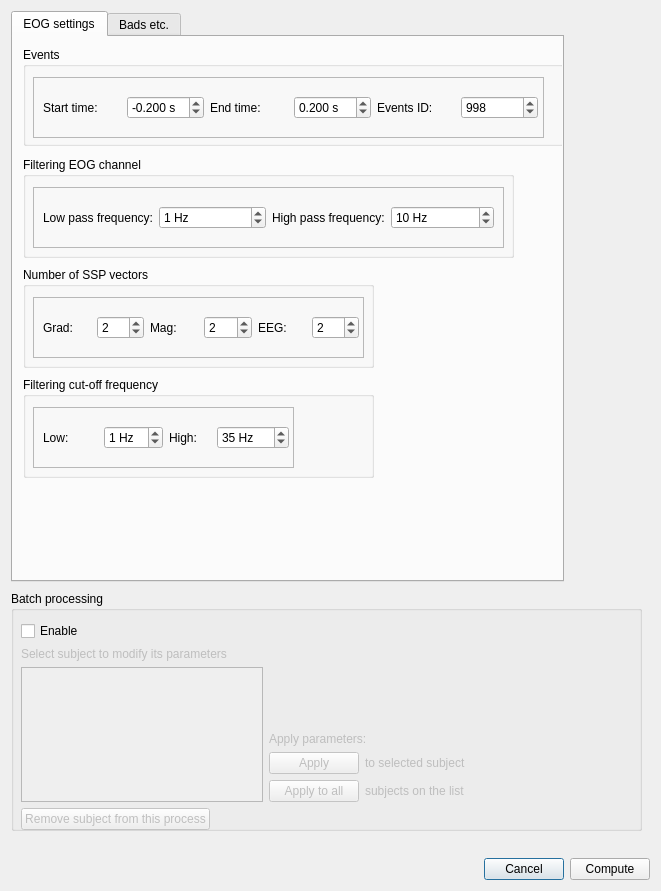
Qt form qt4Designer_ui_files/eogParametersDialogBatch.ui (cibr-jyu/meggie) before a commit.
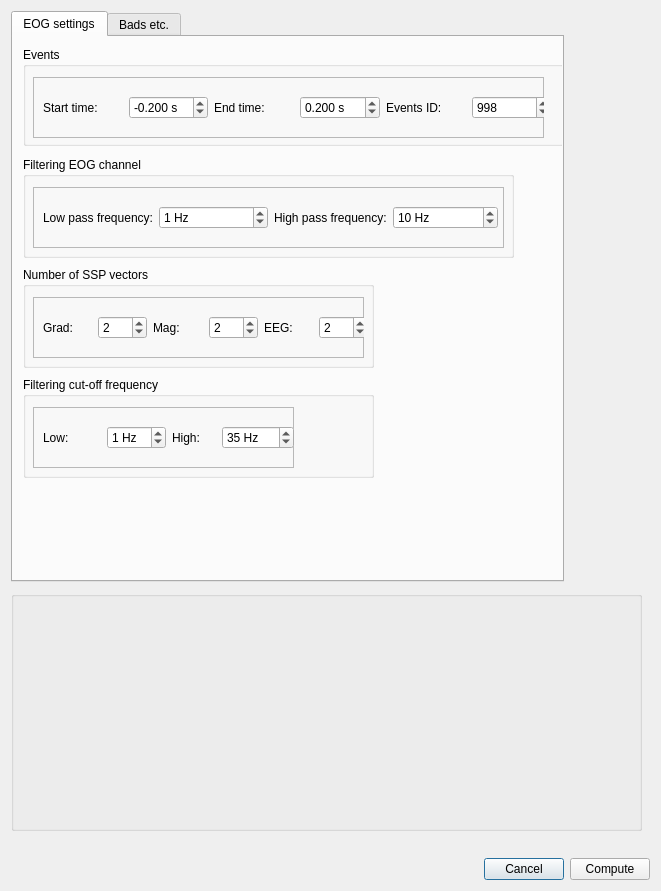
The same form after that commit.

Commit message: Started testing widgets

Patch:
```diff
--- a/qt4Designer_ui_files/eogParametersDialogBatch.ui
+++ b/qt4Designer_ui_files/eogParametersDialogBatch.ui
@@ -125,7 +125,7 @@
             <rect>
              <x>10</x>
              <y>10</y>
-             <width>246</width>
+             <width>251</width>
              <height>41</height>
             </rect>
            </property>
@@ -211,7 +211,7 @@
             <rect>
              <x>10</x>
              <y>10</y>
-             <width>451</width>
+             <width>455</width>
              <height>41</height>
             </rect>
            </property>
@@ -297,7 +297,7 @@
             <rect>
              <x>10</x>
              <y>10</y>
-             <width>316</width>
+             <width>325</width>
              <height>41</height>
             </rect>
            </property>
@@ -392,7 +392,7 @@
             <rect>
              <x>10</x>
              <y>10</y>
-             <width>495</width>
+             <width>508</width>
              <height>41</height>
             </rect>
            </property>
@@ -804,223 +804,8 @@
         </size>
        </property>
        <property name="title">
-        <string>Batch processing</string>
+        <string/>
        </property>
-       <widget class="QWidget" name="verticalLayoutWidget_4">
-        <property name="geometry">
-         <rect>
-          <x>10</x>
-          <y>30</y>
-          <width>471</width>
-          <height>209</height>
-         </rect>
-        </property>
-        <layout class="QVBoxLayout" name="verticalLayout_9">
-         <item>
-          <widget class="QCheckBox" name="checkBoxBatch">
-           <property name="sizePolicy">
-            <sizepolicy hsizetype="Fixed" vsizetype="Fixed">
-             <horstretch>0</horstretch>
-             <verstretch>0</verstretch>
-            </sizepolicy>
-           </property>
-           <property name="text">
-            <string>Enable</string>
-           </property>
-          </widget>
-         </item>
-         <item>
-          <widget class="QLabel" name="labelSubjects">
-           <property name="enabled">
-            <bool>false</bool>
-           </property>
-           <property name="sizePolicy">
-            <sizepolicy hsizetype="Fixed" vsizetype="Preferred">
-             <horstretch>0</horstretch>
-             <verstretch>0</verstretch>
-            </sizepolicy>
-           </property>
-           <property name="text">
-            <string>Select subject to modify its parameters</string>
-           </property>
-          </widget>
-         </item>
-         <item>
-          <layout class="QHBoxLayout" name="horizontalLayout_17">
-           <item>
-            <widget class="QListWidget" name="listWidgetSubjects">
-             <property name="enabled">
-              <bool>false</bool>
-             </property>
-             <property name="sizePolicy">
-              <sizepolicy hsizetype="Expanding" vsizetype="Expanding">
-               <horstretch>0</horstretch>
-               <verstretch>0</verstretch>
-              </sizepolicy>
-             </property>
-            </widget>
-           </item>
-           <item>
-            <layout class="QVBoxLayout" name="verticalLayout_10">
-             <item>
-              <layout class="QVBoxLayout" name="verticalLayout_11">
-               <item>
-                <spacer name="verticalSpacer_7">
-                 <property name="orientation">
-                  <enum>Qt::Vertical</enum>
-                 </property>
-                 <property name="sizeHint" stdset="0">
-                  <size>
-                   <width>20</width>
-                   <height>40</height>
-                  </size>
-                 </property>
-                </spacer>
-               </item>
-               <item>
-                <widget class="QLabel" name="label">
-                 <property name="enabled">
-                  <bool>false</bool>
-                 </property>
-                 <property name="text">
-                  <string>Apply parameters:</string>
-                 </property>
-                </widget>
-               </item>
-               <item>
-                <layout class="QHBoxLayout" name="horizontalLayout_30">
-                 <item>
-                  <widget class="QPushButton" name="pushButtonApply">
-                   <property name="enabled">
-                    <bool>false</bool>
-                   </property>
-                   <property name="sizePolicy">
-                    <sizepolicy hsizetype="Expanding" vsizetype="Fixed">
-                     <horstretch>0</horstretch>
-                     <verstretch>0</verstretch>
-                    </sizepolicy>
-                   </property>
-                   <property name="minimumSize">
-                    <size>
-                     <width>90</width>
-                     <height>0</height>
-                    </size>
-                   </property>
-                   <property name="maximumSize">
-                    <size>
-                     <width>90</width>
-                     <height>16777215</height>
-                    </size>
-                   </property>
-                   <property name="text">
-                    <string>Apply</string>
-                   </property>
-                  </widget>
-                 </item>
-                 <item>
-                  <widget class="QLabel" name="label_6">
-                   <property name="enabled">
-                    <bool>false</bool>
-                   </property>
-                   <property name="text">
-                    <string>to selected subject</string>
-                   </property>
-                  </widget>
-                 </item>
-                 <item>
-                  <spacer name="horizontalSpacer_4">
-                   <property name="orientation">
-                    <enum>Qt::Horizontal</enum>
-                   </property>
-                   <property name="sizeHint" stdset="0">
-                    <size>
-                     <width>40</width>
-                     <height>20</height>
-                    </size>
-                   </property>
-                  </spacer>
-                 </item>
-                </layout>
-               </item>
-               <item>
-                <layout class="QHBoxLayout" name="horizontalLayout_31">
-                 <item>
-                  <widget class="QPushButton" name="pushButtonApplyAll">
-                   <property name="enabled">
-                    <bool>false</bool>
-                   </property>
-                   <property name="sizePolicy">
-                    <sizepolicy hsizetype="Expanding" vsizetype="Fixed">
-                     <horstretch>0</horstretch>
-                     <verstretch>0</verstretch>
-                    </sizepolicy>
-                   </property>
-                   <property name="minimumSize">
-                    <size>
-                     <width>90</width>
-                     <height>0</height>
-                    </size>
-                   </property>
-                   <property name="maximumSize">
-                    <size>
-                     <width>90</width>
-                     <height>16777215</height>
-                    </size>
-                   </property>
-                   <property name="text">
-                    <string>Apply to all</string>
-                   </property>
-                  </widget>
-                 </item>
-                 <item>
-                  <widget class="QLabel" name="label_7">
-                   <property name="enabled">
-                    <bool>false</bool>
-                   </property>
-                   <property name="text">
-                    <string>subjects on the list</string>
-                   </property>
-                  </widget>
-                 </item>
-                 <item>
-                  <spacer name="horizontalSpacer_5">
-                   <property name="orientation">
-                    <enum>Qt::Horizontal</enum>
-                   </property>
-                   <property name="sizeHint" stdset="0">
-                    <size>
-                     <width>40</width>
-                     <height>20</height>
-                    </size>
-                   </property>
-                  </spacer>
-                 </item>
-                </layout>
-               </item>
-              </layout>
-             </item>
-            </layout>
-           </item>
-          </layout>
-         </item>
-         <item>
-          <widget class="QPushButton" name="pushButtonRemove">
-           <property name="enabled">
-            <bool>false</bool>
-           </property>
-           <property name="sizePolicy">
-            <sizepolicy hsizetype="Fixed" vsizetype="Fixed">
-             <horstretch>0</horstretch>
-             <verstretch>0</verstretch>
-            </sizepolicy>
-           </property>
-           <property name="text">
-            <string>Remove subject from this process</string>
-           </property>
-          </widget>
-         </item>
-        </layout>
-       </widget>
       </widget>
      </widget>
     </widget>
```
Left out of the diff: 130 changed lines with no effect on the pictures. The commit also changes 3 other files.
